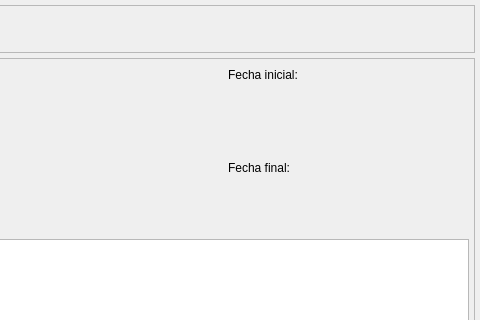
Old version of the form bulmages/bulmafact/plugins/pluginbf_recibo/emitirrecibosbase.ui in the repository eboladev/Bulmages-1; both pictures show x 270 to 750 and y 0 to 320 of the 750 by 517 pixel window.
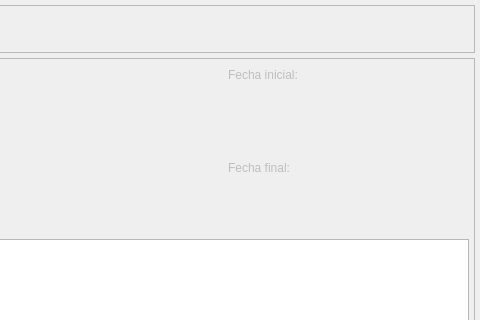
New version of the form. Icons and pictures are not drawn. Custom widgets are drawn as their Qt base class.

Commit message: Cambios en la emision de recibos automatica que permiten juntar conceptos en un recibo o separar recibos por cada cosa. Tambien hago funcionar el sistema de mensajes de actividad

What changed in the file:
```diff
--- a/bulmages/bulmafact/plugins/pluginbf_recibo/emitirrecibosbase.ui
+++ b/bulmages/bulmafact/plugins/pluginbf_recibo/emitirrecibosbase.ui
@@ -184,6 +184,9 @@
        <layout class="QHBoxLayout" name="horizontalLayout">
         <item>
          <widget class="QLabel" name="textLabel1_4">
+          <property name="enabled">
+           <bool>false</bool>
+          </property>
           <property name="text">
            <string>Fecha inicial:</string>
           </property>
@@ -218,6 +221,9 @@
        <layout class="QHBoxLayout" name="horizontalLayout_2">
         <item>
          <widget class="QLabel" name="textLabel1_4_2">
+          <property name="enabled">
+           <bool>false</bool>
+          </property>
           <property name="text">
            <string>Fecha final:</string>
           </property>
```
Left out of the diff: 16 changed lines with no effect on the pictures. The commit also changes 1 other file.
